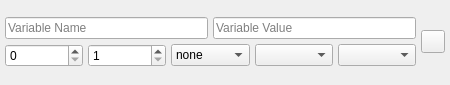
Above: UI/Arduino/glitch-object-variable-arduino.ui from textbrowser/glitch before the change. Below: the same form after it.
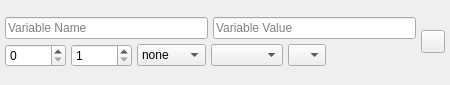
That is the form after the change. Icons and pictures are not drawn.

Commit message: Variable object.

```diff
--- a/UI/Arduino/glitch-object-variable-arduino.ui
+++ b/UI/Arduino/glitch-object-variable-arduino.ui
@@ -165,6 +165,19 @@
          </item>
         </widget>
        </item>
+       <item>
+        <spacer name="horizontalSpacer">
+         <property name="orientation">
+          <enum>Qt::Horizontal</enum>
+         </property>
+         <property name="sizeHint" stdset="0">
+          <size>
+           <width>40</width>
+           <height>20</height>
+          </size>
+         </property>
+        </spacer>
+       </item>
       </layout>
      </item>
     </layout>
```
The commit also changes 1 other file.
